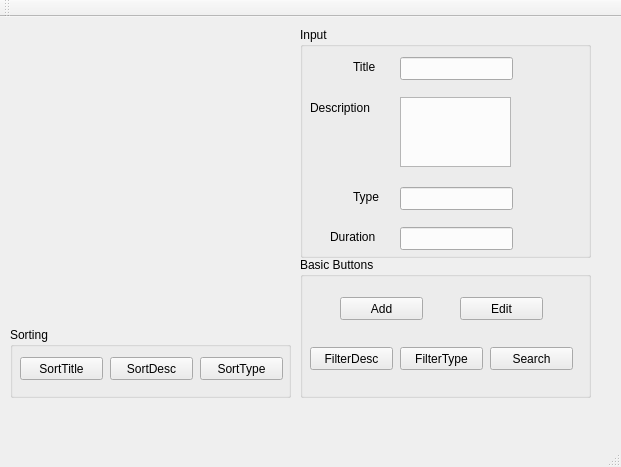
Above: OOP/lab10_11/lab10/mainwindow.ui from qtov/an1sem2-cs.ubb before the change. Below: the same form after it.
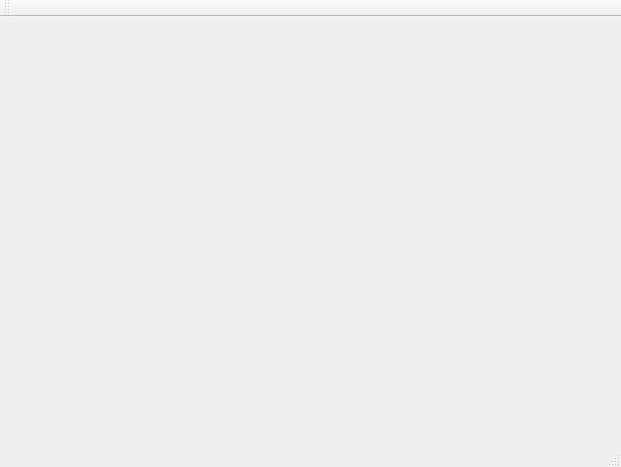
That is the form after the change.

Patch:
```diff
--- a/OOP/lab10_11/lab10/mainwindow.ui
+++ b/OOP/lab10_11/lab10/mainwindow.ui
@@ -13,243 +13,7 @@
   <property name="windowTitle">
    <string>MainWindow</string>
   </property>
-  <widget class="QWidget" name="centralWidget">
-   <widget class="QLabel" name="label">
-    <property name="geometry">
-     <rect>
-      <x>353</x>
-      <y>40</y>
-      <width>61</width>
-      <height>20</height>
-     </rect>
-    </property>
-    <property name="text">
-     <string>Title</string>
-    </property>
-   </widget>
-   <widget class="QLabel" name="label_2">
-    <property name="geometry">
-     <rect>
-      <x>310</x>
-      <y>80</y>
-      <width>91</width>
-      <height>21</height>
-     </rect>
-    </property>
-    <property name="text">
-     <string>Description</string>
-    </property>
-   </widget>
-   <widget class="QLabel" name="label_3">
-    <property name="geometry">
-     <rect>
-      <x>353</x>
-      <y>170</y>
-      <width>61</width>
-      <height>20</height>
-     </rect>
-    </property>
-    <property name="text">
-     <string>Type</string>
-    </property>
-   </widget>
-   <widget class="QLabel" name="label_4">
-    <property name="geometry">
-     <rect>
-      <x>330</x>
-      <y>210</y>
-      <width>61</width>
-      <height>20</height>
-     </rect>
-    </property>
-    <property name="text">
-     <string>Duration</string>
-    </property>
-   </widget>
-   <widget class="QLineEdit" name="lineEdit">
-    <property name="geometry">
-     <rect>
-      <x>400</x>
-      <y>40</y>
-      <width>113</width>
-      <height>23</height>
-     </rect>
-    </property>
-   </widget>
-   <widget class="QTextEdit" name="textEdit">
-    <property name="geometry">
-     <rect>
-      <x>400</x>
-      <y>80</y>
-      <width>111</width>
-      <height>70</height>
-     </rect>
-    </property>
-   </widget>
-   <widget class="QLineEdit" name="lineEdit_2">
-    <property name="geometry">
-     <rect>
-      <x>400</x>
-      <y>170</y>
-      <width>113</width>
-      <height>23</height>
-     </rect>
-    </property>
-   </widget>
-   <widget class="QLineEdit" name="lineEdit_3">
-    <property name="geometry">
-     <rect>
-      <x>400</x>
-      <y>210</y>
-      <width>113</width>
-      <height>23</height>
-     </rect>
-    </property>
-   </widget>
-   <widget class="QPushButton" name="pushButton">
-    <property name="geometry">
-     <rect>
-      <x>340</x>
-      <y>280</y>
-      <width>83</width>
-      <height>23</height>
-     </rect>
-    </property>
-    <property name="text">
-     <string>Add</string>
-    </property>
-   </widget>
-   <widget class="QPushButton" name="pushButton_2">
-    <property name="geometry">
-     <rect>
-      <x>460</x>
-      <y>280</y>
-      <width>83</width>
-      <height>23</height>
-     </rect>
-    </property>
-    <property name="text">
-     <string>Edit</string>
-    </property>
-   </widget>
-   <widget class="QPushButton" name="pushButton_3">
-    <property name="geometry">
-     <rect>
-      <x>310</x>
-      <y>330</y>
-      <width>83</width>
-      <height>23</height>
-     </rect>
-    </property>
-    <property name="text">
-     <string>FilterDesc</string>
-    </property>
-   </widget>
-   <widget class="QPushButton" name="pushButton_4">
-    <property name="geometry">
-     <rect>
-      <x>400</x>
-      <y>330</y>
-      <width>83</width>
-      <height>23</height>
-     </rect>
-    </property>
-    <property name="text">
-     <string>FilterType</string>
-    </property>
-   </widget>
-   <widget class="QPushButton" name="pushButton_5">
-    <property name="geometry">
-     <rect>
-      <x>490</x>
-      <y>330</y>
-      <width>83</width>
-      <height>23</height>
-     </rect>
-    </property>
-    <property name="text">
-     <string>Search</string>
-    </property>
-   </widget>
-   <widget class="QPushButton" name="pushButton_6">
-    <property name="geometry">
-     <rect>
-      <x>20</x>
-      <y>340</y>
-      <width>83</width>
-      <height>23</height>
-     </rect>
-    </property>
-    <property name="text">
-     <string>SortTitle</string>
-    </property>
-   </widget>
-   <widget class="QPushButton" name="pushButton_7">
-    <property name="geometry">
-     <rect>
-      <x>110</x>
-      <y>340</y>
-      <width>83</width>
-      <height>23</height>
-     </rect>
-    </property>
-    <property name="text">
-     <string>SortDesc</string>
-    </property>
-   </widget>
-   <widget class="QPushButton" name="pushButton_8">
-    <property name="geometry">
-     <rect>
-      <x>200</x>
-      <y>340</y>
-      <width>83</width>
-      <height>23</height>
-     </rect>
-    </property>
-    <property name="text">
-     <string>SortType</string>
-    </property>
-   </widget>
-   <widget class="QGroupBox" name="groupBox">
-    <property name="geometry">
-     <rect>
-      <x>300</x>
-      <y>240</y>
-      <width>291</width>
-      <height>141</height>
-     </rect>
-    </property>
-    <property name="title">
-     <string>Basic Buttons</string>
-    </property>
-   </widget>
-   <widget class="QGroupBox" name="groupBox_2">
-    <property name="geometry">
-     <rect>
-      <x>300</x>
-      <y>10</y>
-      <width>291</width>
-      <height>231</height>
-     </rect>
-    </property>
-    <property name="title">
-     <string>Input</string>
-    </property>
-   </widget>
-   <widget class="QGroupBox" name="groupBox_3">
-    <property name="geometry">
-     <rect>
-      <x>10</x>
-      <y>310</y>
-      <width>281</width>
-      <height>71</height>
-     </rect>
-    </property>
-    <property name="title">
-     <string>Sorting</string>
-    </property>
-   </widget>
-  </widget>
+  <widget class="QWidget" name="centralWidget"/>
   <widget class="QMenuBar" name="menuBar">
    <property name="geometry">
     <rect>
```
